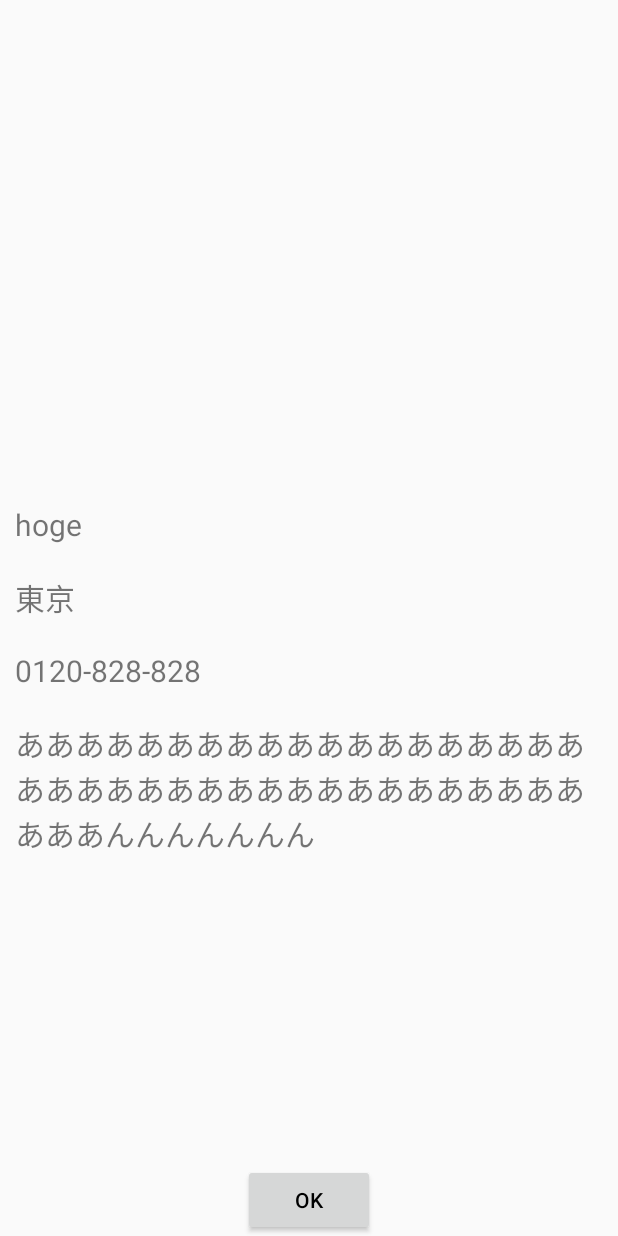
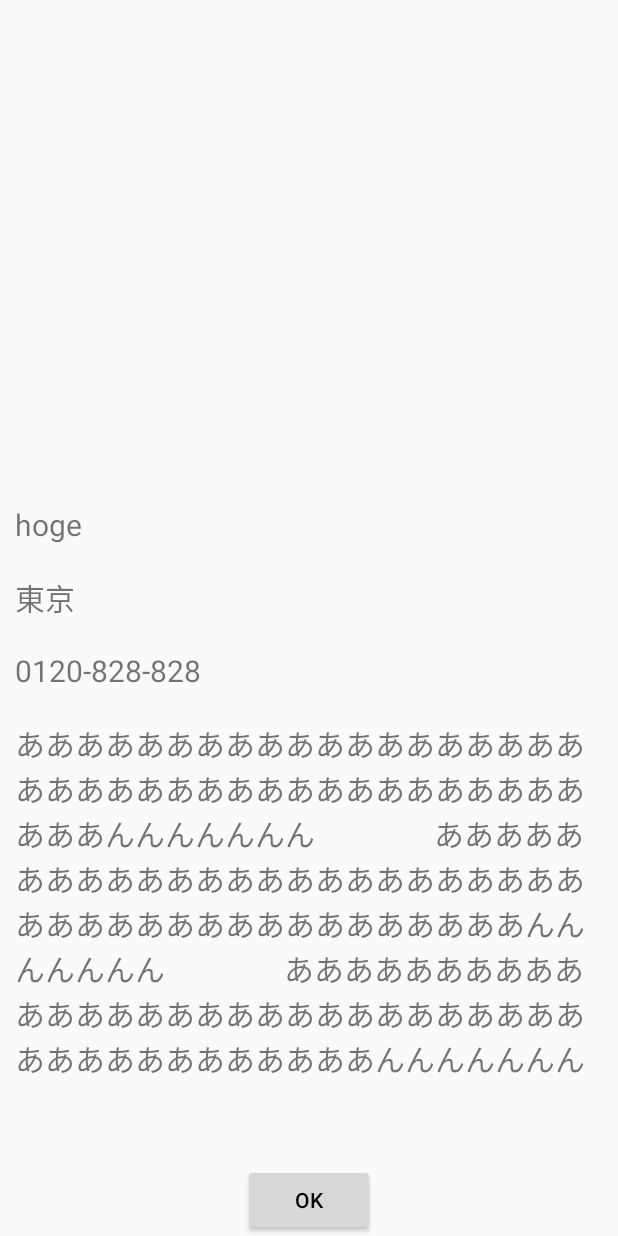
Before and after one commit to graduation2015/ReachaBLE_Client, an Android app: the layout coupon_details_dialog.xml on its own in the app's theme, with its tools: preview values and no code run, on a phone screen of 412 x 824 dp. Run offline under Robolectric (Android 15) with nearby library versions, the phone set to English and light mode, and no system bars.

```diff
--- a/app/build.gradle
+++ b/app/build.gradle
@@ -23,4 +23,5 @@ dependencies {
     compile fileTree(dir: 'libs', include: ['*.jar'])
     compile 'com.android.support:support-v4:22.2.1'
     compile 'com.android.support:appcompat-v7:22.2.1'
+    compile 'com.android.support:design:22.2.0'
 }
--- a/app/src/main/java/jp/ac/it_college/std/reachable_client/CouponDetailsDialog.java
+++ b/app/src/main/java/jp/ac/it_college/std/reachable_client/CouponDetailsDialog.java
@@ -23,6 +23,12 @@ public class CouponDetailsDialog extends Dialog{
 
     private ImageView imageView;
 
+    /**
+     * 受け取った引数で画像の詳細を当てはめる
+     * @param context
+     * @param key 画像名
+     * @param index 押されたリストのid
+     */
     public CouponDetailsDialog(Context context, String key, int index) {
         super(context);
 
--- a/app/src/main/java/jp/ac/it_college/std/reachable_client/MainActivity.java
+++ b/app/src/main/java/jp/ac/it_college/std/reachable_client/MainActivity.java
@@ -169,6 +169,11 @@ public class MainActivity extends AppCompatActivity
 
     }
 
+    /**
+     * 画像の詳細をダイアログで表示
+     * @param key
+     * @param index
+     */
     @Override
     public void goToCouponDetails(String key, int index) {
         new CouponDetailsDialog(this, key, index).show();
--- a/app/src/main/res/layout/coupon_details_dialog.xml
+++ b/app/src/main/res/layout/coupon_details_dialog.xml
@@ -13,7 +13,7 @@
 
     <ScrollView
         android:id="@+id/scrollView"
-        android:layout_width="match_parent"
+        android:layout_width="wrap_content"
         android:layout_height="match_parent"
         android:layout_weight="3">
         <LinearLayout
@@ -46,7 +46,9 @@
 
             <TextView
                 android:id="@+id/infomation"
-                android:text="あああああああああああああああああああああああああああああああああああああああああんんんんんんん"
+                android:text="あああああああああああああああああああああああああああああああああああああああああんんんんんんん
+                あああああああああああああああああああああああああああああああああああああああああんんんんんんん
+                あああああああああああああああああああああああああああああああああああああああああんんんんんんん"
                 android:textSize="20dp"
                 android:layout_margin="10dp"
                 android:layout_width="match_parent"
--- a/app/src/main/res/values/styles.xml
+++ b/app/src/main/res/values/styles.xml
@@ -1,8 +1,10 @@
 <resources>
 
     <!-- Base application theme. -->
-    <style name="AppTheme" parent="android:Theme.Holo.Light.DarkActionBar">
-        <!-- Customize your theme here. -->
+    <!--<style name="AppTheme" parent="android:Theme.Holo.Light.DarkActionBar">-->
+    <style name="AppTheme" parent="@android:style/Theme.Holo.Light">
+
+    <!-- Customize your theme here. -->
     </style>
 
     <style name="Theme.AppCompat.Light.NoActionBar" parent="@style/Theme.AppCompat.Light">
--- a/build.gradle
+++ b/build.gradle
@@ -5,7 +5,7 @@ buildscript {
         jcenter()
     }
     dependencies {
-        classpath 'com.android.tools.build:gradle:1.1.0'
+        classpath 'com.android.tools.build:gradle:2.0.0-alpha2'
 
         // NOTE: Do not place your application dependencies here; they belong
         // in the individual module build.gradle files
```
Also changed, not shown: app/src/main/java/jp/ac/it_college/std/reachable_client/DownloadService.java (+66 -2 lines), app/src/main/java/jp/ac/it_college/std/reachable_client/MainFragment.java (+70 -0 lines), gradle.properties (+9 -8 lines), 2 other files.
